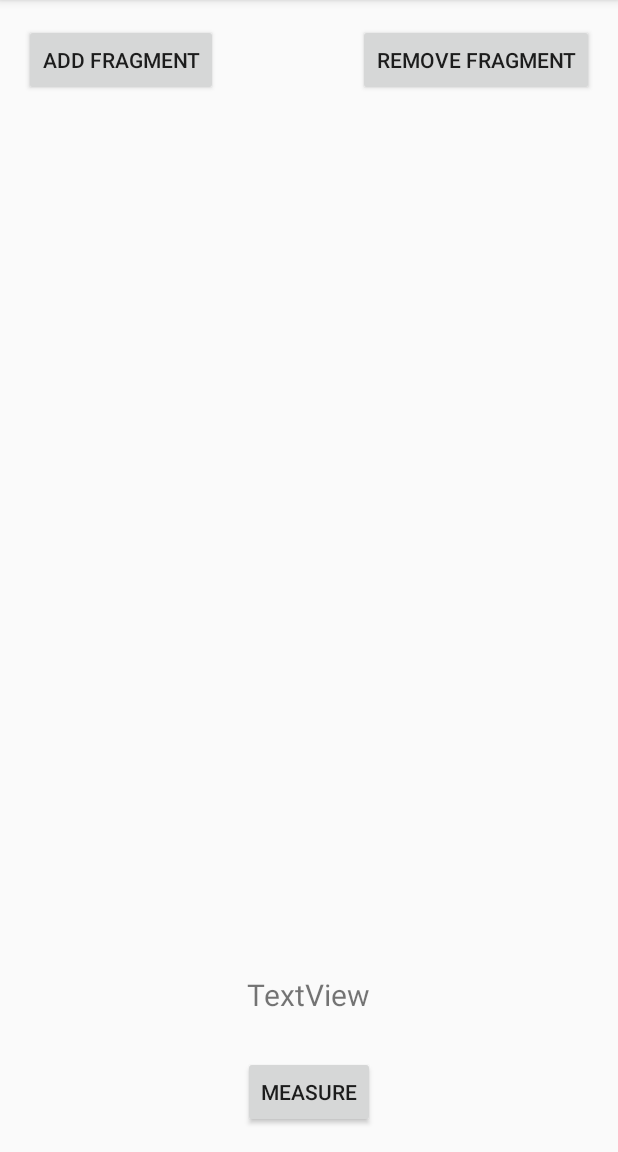
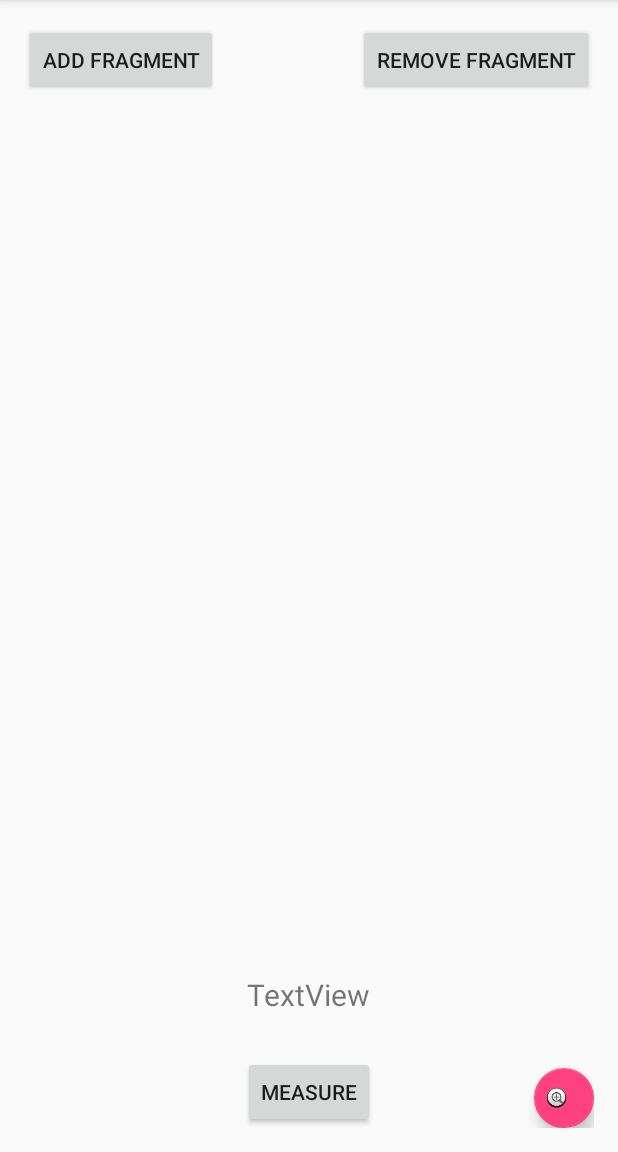
Before and after one commit to patelprashant/RxNdroid, an Android app: the Sample5Activity screen opened directly, with no data from a screen before it, on a phone screen of 412 x 824 dp, the part 84-1236 px from its top. Run offline under Robolectric (Android 15) with nearby library versions, the phone set to English and light mode, and no system bars.

```diff
--- a/app/src/main/java/com/practice/android/rxndroid/Sample5Activity.java
+++ b/app/src/main/java/com/practice/android/rxndroid/Sample5Activity.java
@@ -1,6 +1,7 @@
 package com.practice.android.rxndroid;
 
 import android.os.Bundle;
+import android.support.design.widget.FloatingActionButton;
 import android.support.v7.app.AppCompatActivity;
 import android.view.View;
 import android.widget.TextView;
@@ -20,6 +21,21 @@ public class Sample5Activity extends AppCompatActivity {
 
         mOut = (TextView) findViewById( R.id.measure_text );
 
+        FloatingActionButton fab = (FloatingActionButton) findViewById( R.id.floatingActionButton );
+        if (fab == null) throw new AssertionError();
+        fab.setOnClickListener(new View.OnClickListener(){
+
+            @Override
+            public void onClick(View v) {
+                showDialog();
+            }
+        });
+    }
+
+    private void showDialog(){
+        AlertDialogFragment dialogFragment = new AlertDialogFragment();
+        dialogFragment.setCancelable( false );
+        dialogFragment.show( getFragmentManager(), "ALERT_DIALOG" );
     }
 
     public void addClickHandler(View view) {
--- a/app/src/main/res/layout/activity_sample5.xml
+++ b/app/src/main/res/layout/activity_sample5.xml
@@ -54,4 +54,15 @@
         android:textSize="20sp"
         android:text="TextView"/>
 
+    <android.support.design.widget.FloatingActionButton
+        android:id="@+id/floatingActionButton"
+        android:layout_width="wrap_content"
+        android:layout_height="wrap_content"
+        android:layout_alignParentBottom="true"
+        android:layout_alignParentEnd="true"
+        android:clickable="true"
+        app:fabSize="mini"
+        app:srcCompat="@android:drawable/btn_plus"/>
+
+
 </RelativeLayout>
```
Also changed, not shown: app/src/main/java/com/practice/android/rxndroid/AlertDialogFragment.java (added, +27 -0 lines), 1 other file.
